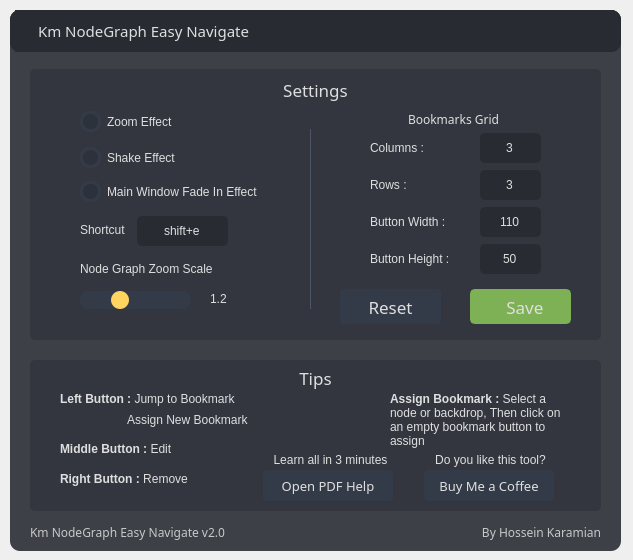
Before: the Qt Designer form Dev-Files/panel_v02 - Settings.ui in hkaramian/Km-NodeGraph-Easy-Navigate, drawn with Qt 5.
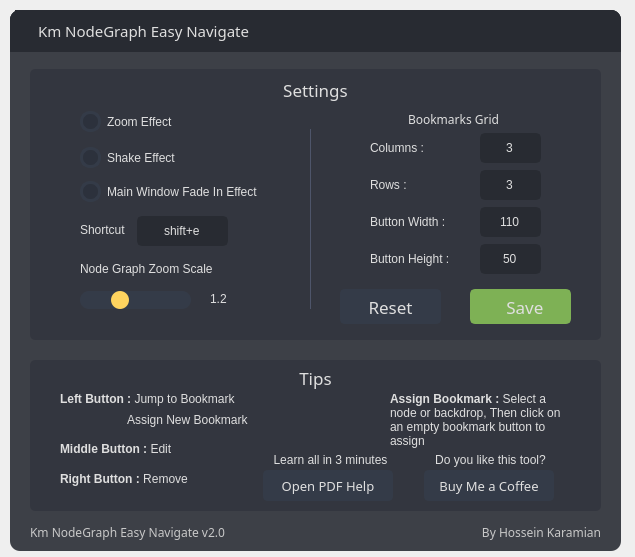
After: the same form once the commit is applied. Icons and pictures are not drawn.

The edit to the form file:
```diff
--- a/Dev-Files/panel_v02 - Settings.ui
+++ b/Dev-Files/panel_v02 - Settings.ui
@@ -6,8 +6,8 @@
    <rect>
     <x>0</x>
     <y>0</y>
-    <width>633</width>
-    <height>560</height>
+    <width>635</width>
+    <height>557</height>
    </rect>
   </property>
   <property name="font">
@@ -267,7 +267,9 @@
       </size>
      </property>
      <property name="styleSheet">
-      <string notr="true">background-color: rgb(40, 43, 50);</string>
+      <string notr="true">background-color: rgb(40, 43, 50);
+border-bottom-left-radius: 1px;
+border-bottom-right-radius: 1px;</string>
      </property>
      <property name="frameShape">
       <enum>QFrame::NoFrame</enum>
```
Left out of the diff: 43 changed lines with no effect on the pictures.
